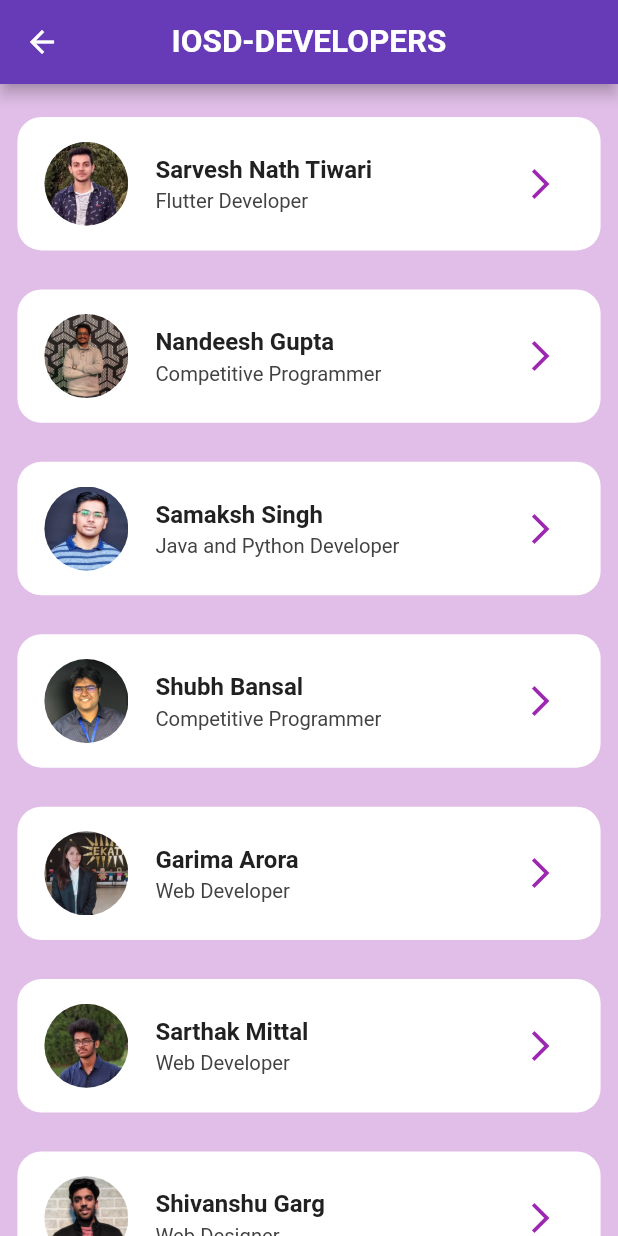
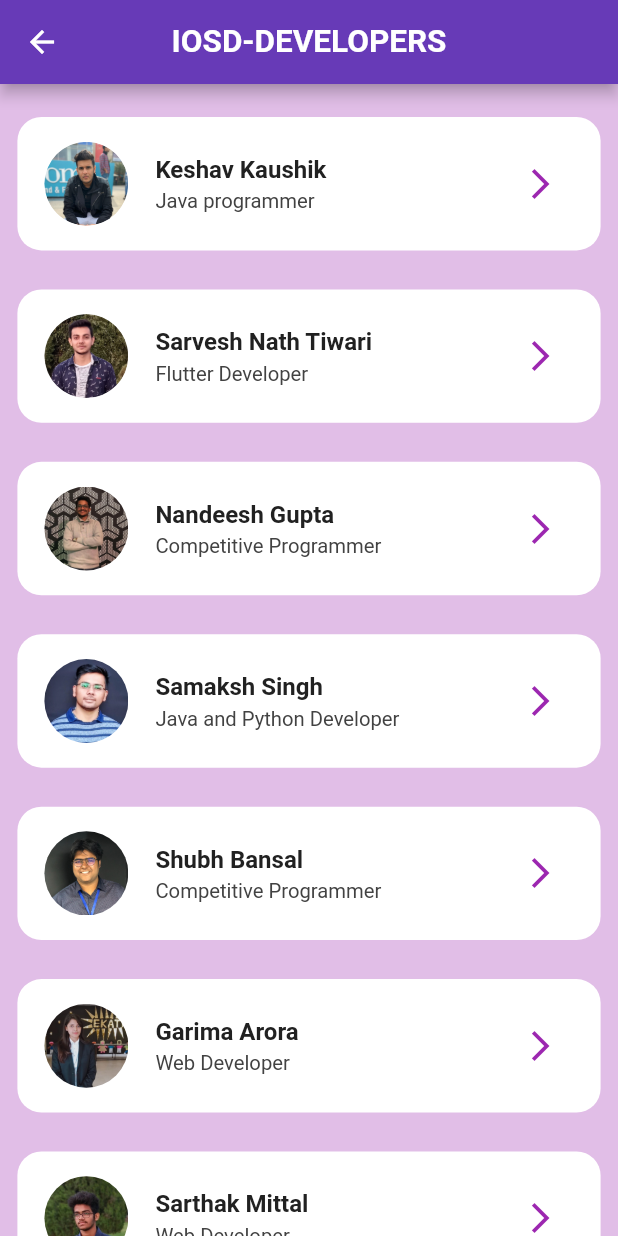
Before and after one commit to IOSD/IOSD_MAIT_Hacktoberfest-2020_Flutter, a Flutter app: the DevScreen screen opened directly, on a phone screen of 412 x 824 dp. Run offline on Flutter 3.47's test engine with Material 2 defaults, Android fonts, the phone set to English and light mode, and no system bars; our stand-ins replace font_awesome_flutter.

Commit message:
Keshav Kaushik profile added.

```diff
--- a/lib/completeMemberInfo.dart
+++ b/lib/completeMemberInfo.dart
@@ -23,6 +23,17 @@ import 'package:IOSDMaitApp/Screens/member.dart';
 
 class AllMembers {
   static List<Member> _members = [
+    Member(
+      name: 'Keshav Kaushik',
+      year: '3rd',
+      department: 'CSE-Mobile Comupting',
+      profilePic: 'assets/profilesPic/keshkaush.png',
+      aboutMe: 'Flutter Developer',
+      facebookURL: 'https://www.facebook.com/adward.francis.7/',
+      githubURL: 'https://github.com/keshkaush',
+      linkedInURL: 'https://www.linkedin.com/in/keshkaush/',
+      status: 'Java programmer',
+    ),
     Member(
         name: 'Sarvesh Nath Tiwari',
         year: '3rd',
@@ -135,7 +146,7 @@ class AllMembers {
       linkedInURL: 'https://www.linkedin.com/in/aman-srivastava-973297199/',
       status: 'Learning :D',
     ),
-     Member(
+    Member(
       name: 'Shubham Singla',
       year: '3rd',
       department: 'Information Technology',
```
Also changed, not shown: assets/profilesPic/keshkaush.png (added), pubspec.lock.
